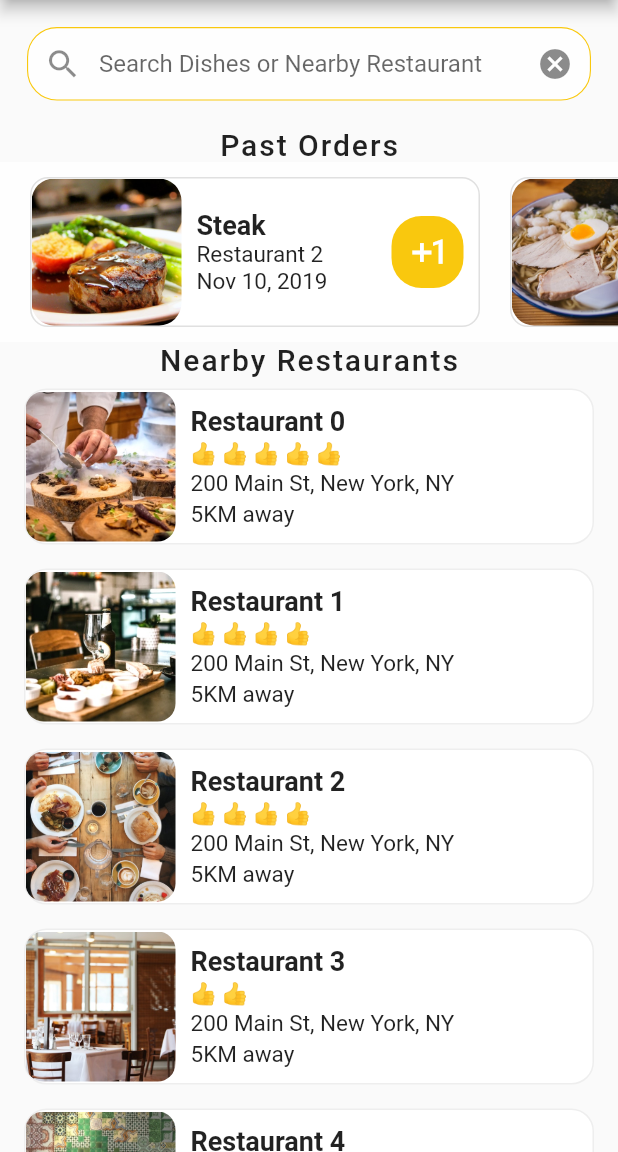
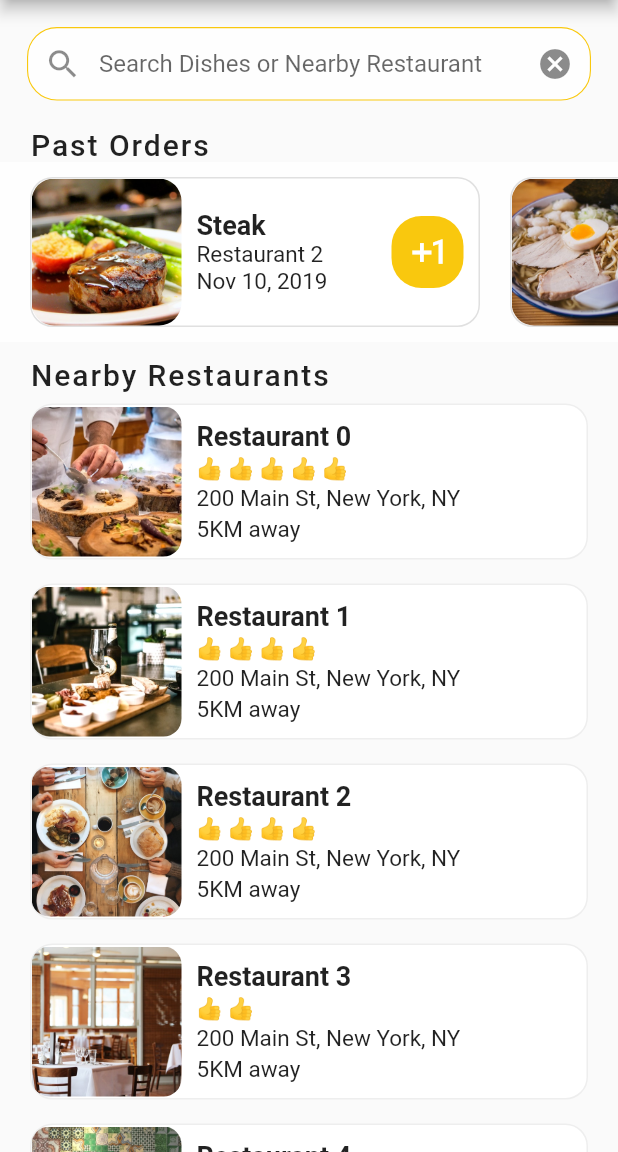
Before and after one commit to Nehanshj/foodie_foodapp, a Flutter app: the screen it shows after launch, on a phone screen of 412 x 824 dp, the part 84-1236 px from its top. Run offline on Flutter 3.47's test engine with Material 2 defaults, Android fonts, the phone set to English and light mode, and no system bars.

Commit message:
minor sapcing, radius and alignment fixes

```diff
--- a/lib/widgets/horizontal_list.dart
+++ b/lib/widgets/horizontal_list.dart
@@ -10,7 +10,7 @@ class PastOrders extends StatelessWidget {
       width: 300,
       decoration: BoxDecoration(
         color: Colors.white70,
-        borderRadius: BorderRadius.circular(12.0),
+        borderRadius: BorderRadius.circular(15.0),
         border: Border.all(
           width: 1.0,
           color: Colors.grey[300],
@@ -88,13 +88,17 @@ class PastOrders extends StatelessWidget {
   @override
   Widget build(BuildContext context) {
     return Column(
+      crossAxisAlignment: CrossAxisAlignment.start,
       children: <Widget>[
-        Text(
-          'Past Orders',
-          style: TextStyle(
-            fontSize: 20.0,
-            fontWeight: FontWeight.w500,
-            letterSpacing: 1.3,
+        Padding(
+          padding: EdgeInsets.only(left: 20.0),
+          child: Text(
+            'Past Orders',
+            style: TextStyle(
+              fontSize: 20.0,
+              fontWeight: FontWeight.w500,
+              letterSpacing: 1.3,
+            ),
           ),
         ),
         Container(
--- a/lib/widgets/vertical_list.dart
+++ b/lib/widgets/vertical_list.dart
@@ -11,7 +11,7 @@ class NearbyRes extends StatelessWidget {
     restaurants.forEach((Restaurant res){
       resList.add(
         Container(
-          margin: EdgeInsets.symmetric(horizontal: 16.0, vertical: 8.0,),
+          margin: EdgeInsets.symmetric(horizontal: 20.0, vertical: 8.0,),
           decoration: BoxDecoration(
             color: Colors.white,
             borderRadius: BorderRadius.circular(15.0),
@@ -70,9 +70,10 @@ class NearbyRes extends StatelessWidget {
   @override
   Widget build(BuildContext context) {
     return Column(
+      crossAxisAlignment: CrossAxisAlignment.start,
       children: <Widget>[
         Padding(
-          padding: EdgeInsets.symmetric(horizontal: 10.0),
+          padding: EdgeInsets.only(left: 20.0, top: 10.0),
           child: Text('Nearby Restaurants',
             style: TextStyle(
               fontSize: 20.0,
```
